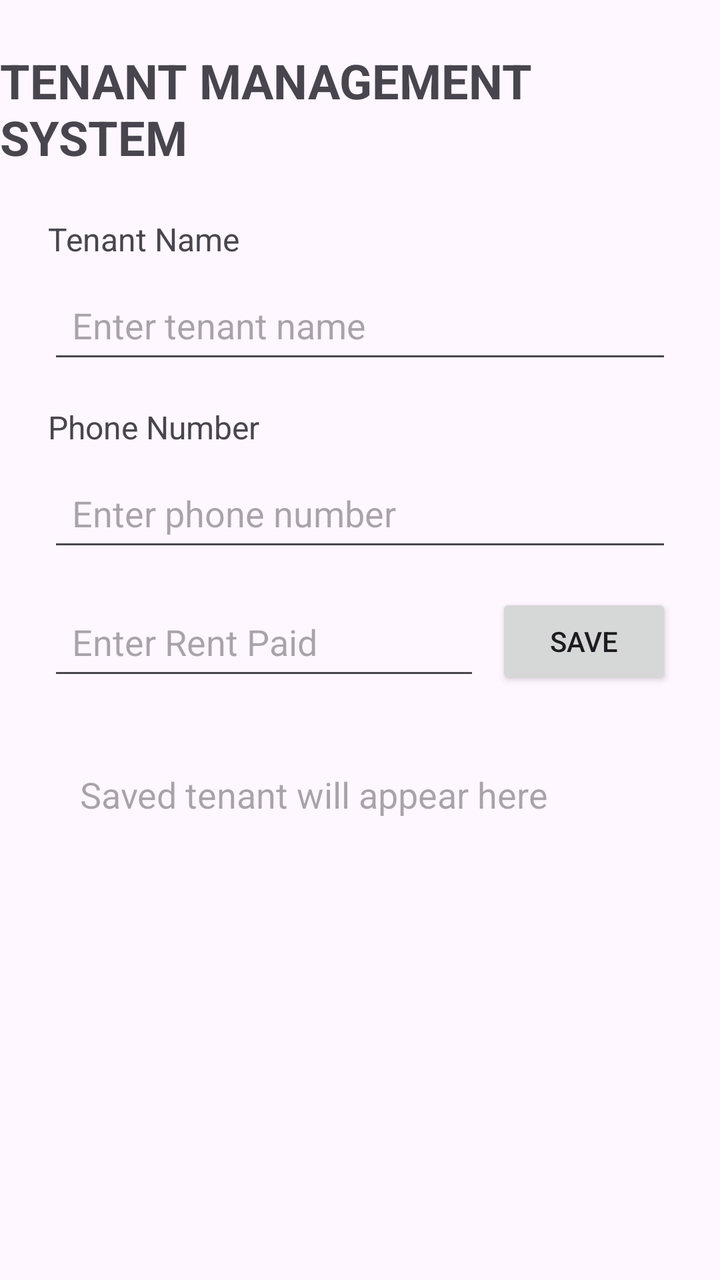
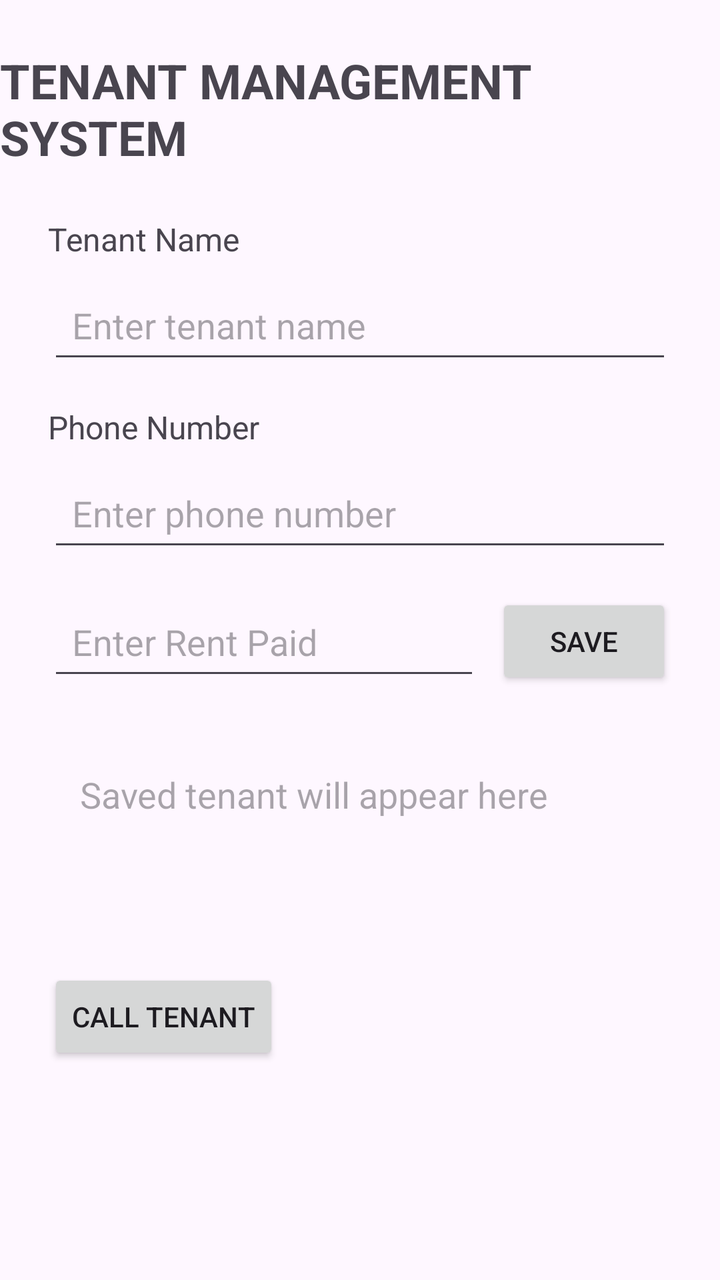

Compare the two renders of this Android layout. The source of the first and the diff that turns it into the second are given below.
<!-- AndroidManifest.xml: application theme Theme.TenantManagementSystem -->
<!-- res/layout/activity_main.xml -->
<?xml version="1.0" encoding="utf-8"?>
<layout xmlns:android="http://schemas.android.com/apk/res/android"
    xmlns:app="http://schemas.android.com/apk/res-auto">

    <data>
        <variable
            name="tenant"
            type="com.example.tenantmanagementsystem.Tenant" />
    </data>

    <androidx.constraintlayout.widget.ConstraintLayout
        android:layout_width="match_parent"
        android:layout_height="match_parent">

        <TextView
            android:id="@+id/titleTextView"
            android:layout_width="wrap_content"
            android:layout_height="wrap_content"
            android:text="TENANT MANAGEMENT SYSTEM"
            android:textSize="24sp"
            android:textStyle="bold"
            android:layout_marginTop="24dp"
            app:layout_constraintTop_toTopOf="parent"
            app:layout_constraintStart_toStartOf="parent"
            app:layout_constraintEnd_toEndOf="parent" />

        <TextView
            android:id="@+id/tenantNameLabel"
            android:layout_width="wrap_content"
            android:layout_height="wrap_content"
            android:text="Tenant Name"
            android:textSize="16sp"
            android:layout_marginTop="24dp"
            android:layout_marginStart="24dp"
            app:layout_constraintTop_toBottomOf="@id/titleTextView"
            app:layout_constraintStart_toStartOf="parent" />

        <EditText
            android:id="@+id/tenantNameEditText"
            android:layout_width="0dp"
            android:layout_height="wrap_content"
            android:hint="Enter tenant name"
            android:minHeight="48dp"
            android:padding="12dp"
            android:layout_marginTop="8dp"
            android:layout_marginStart="24dp"
            android:layout_marginEnd="24dp"
            app:layout_constraintTop_toBottomOf="@id/tenantNameLabel"
            app:layout_constraintStart_toStartOf="parent"
            app:layout_constraintEnd_toEndOf="parent" />

        <TextView
            android:id="@+id/phoneLabel"
            android:layout_width="wrap_content"
            android:layout_height="wrap_content"
            android:text="Phone Number"
            android:textSize="16sp"
            android:layout_marginTop="16dp"
            android:layout_marginStart="24dp"
            app:layout_constraintTop_toBottomOf="@id/tenantNameEditText"
            app:layout_constraintStart_toStartOf="parent" />

        <EditText
            android:id="@+id/phoneEditText"
            android:layout_width="0dp"
            android:layout_height="wrap_content"
            android:hint="Enter phone number"
            android:inputType="phone"
            android:minHeight="48dp"
            android:padding="12dp"
            android:layout_marginTop="8dp"
            android:layout_marginStart="24dp"
            android:layout_marginEnd="24dp"
            app:layout_constraintTop_toBottomOf="@id/phoneLabel"
            app:layout_constraintStart_toStartOf="parent"
            app:layout_constraintEnd_toEndOf="parent" />

        <EditText
            android:id="@+id/rentEditText"
            android:layout_width="0dp"
            android:layout_height="wrap_content"
            android:hint="Enter Rent Paid"
            android:inputType="numberDecimal"
            android:minHeight="48dp"
            android:padding="12dp"
            android:layout_marginStart="24dp"
            android:layout_marginTop="16dp"
            android:layout_marginEnd="8dp"
            app:layout_constraintTop_toBottomOf="@id/phoneEditText"
            app:layout_constraintStart_toStartOf="parent"
            app:layout_constraintEnd_toStartOf="@id/saveButton" />

        <Button
            android:id="@+id/saveButton"
            android:layout_width="wrap_content"
            android:layout_height="wrap_content"
            android:text="SAVE"
            android:layout_marginEnd="24dp"
            app:layout_constraintTop_toTopOf="@id/rentEditText"
            app:layout_constraintEnd_toEndOf="parent" />

        <TextView
            android:id="@+id/tenantResultTextView"
            android:layout_width="0dp"
            android:layout_height="wrap_content"
            android:text="@{tenant.summary()}"
            android:hint="Saved tenant will appear here"
            android:textSize="18sp"
            android:padding="16dp"
            android:layout_margin="24dp"
            app:layout_constraintTop_toBottomOf="@id/rentEditText"
            app:layout_constraintStart_toStartOf="parent"
            app:layout_constraintEnd_toEndOf="parent" />

        <TextView
            android:id="@+id/tenantNameTextView"
            android:layout_width="0dp"
            android:layout_height="wrap_content"
            android:text="@{tenant.name}"
            android:textSize="32sp"
            android:textStyle="bold"
            android:layout_marginStart="24dp"
            android:layout_marginEnd="24dp"
            app:layout_constraintTop_toBottomOf="@id/tenantResultTextView"
            app:layout_constraintStart_toStartOf="parent"
            app:layout_constraintEnd_toEndOf="parent" />

    </androidx.constraintlayout.widget.ConstraintLayout>
</layout>
<!-- resources referenced by this layout -->
<resources>
  <style name="Theme.TenantManagementSystem" parent="Base.Theme.TenantManagementSystem" />
  <style name="Base.Theme.TenantManagementSystem" parent="Theme.Material3.DayNight.NoActionBar">
          
          
      </style>
</resources>

<!-- the commit's change to res/layout/activity_main.xml (unified diff, before → after) -->
@@ -125,5 +125,15 @@
             app:layout_constraintStart_toStartOf="parent"
             app:layout_constraintEnd_toEndOf="parent" />
 
+        <Button
+            android:id="@+id/callButton"
+            android:layout_width="wrap_content"
+            android:layout_height="wrap_content"
+            android:text="CALL TENANT"
+            android:layout_marginStart="24dp"
+            android:layout_marginTop="16dp"
+            app:layout_constraintTop_toBottomOf="@id/tenantNameTextView"
+            app:layout_constraintStart_toStartOf="parent" />
+
     </androidx.constraintlayout.widget.ConstraintLayout>
 </layout>
